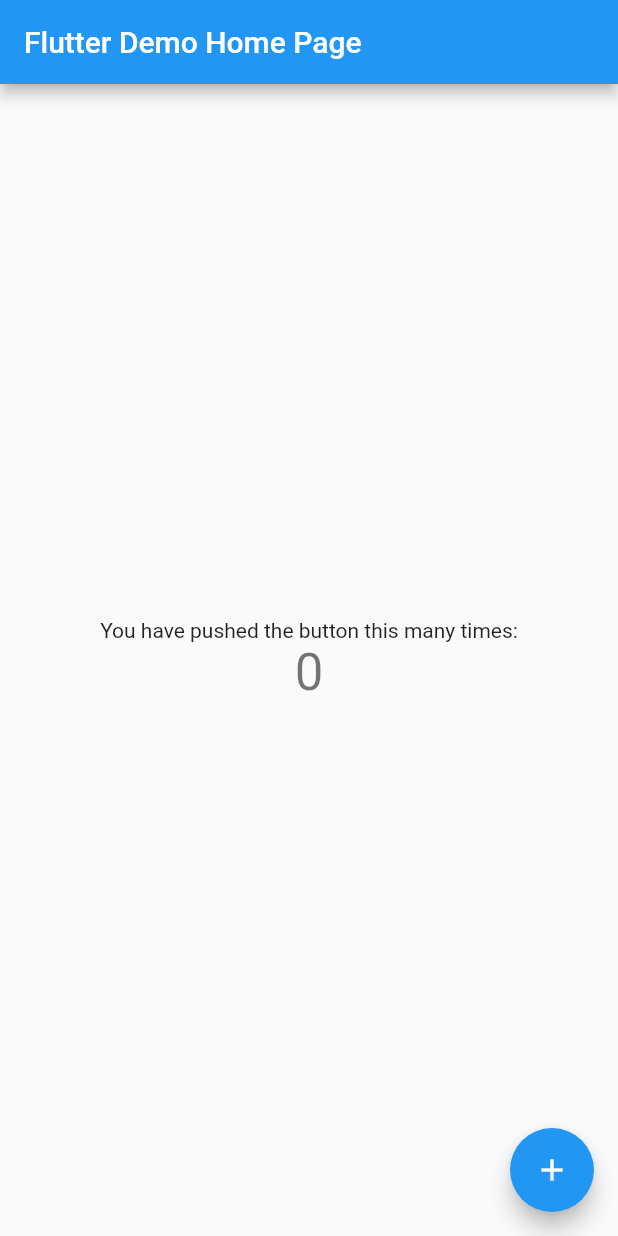
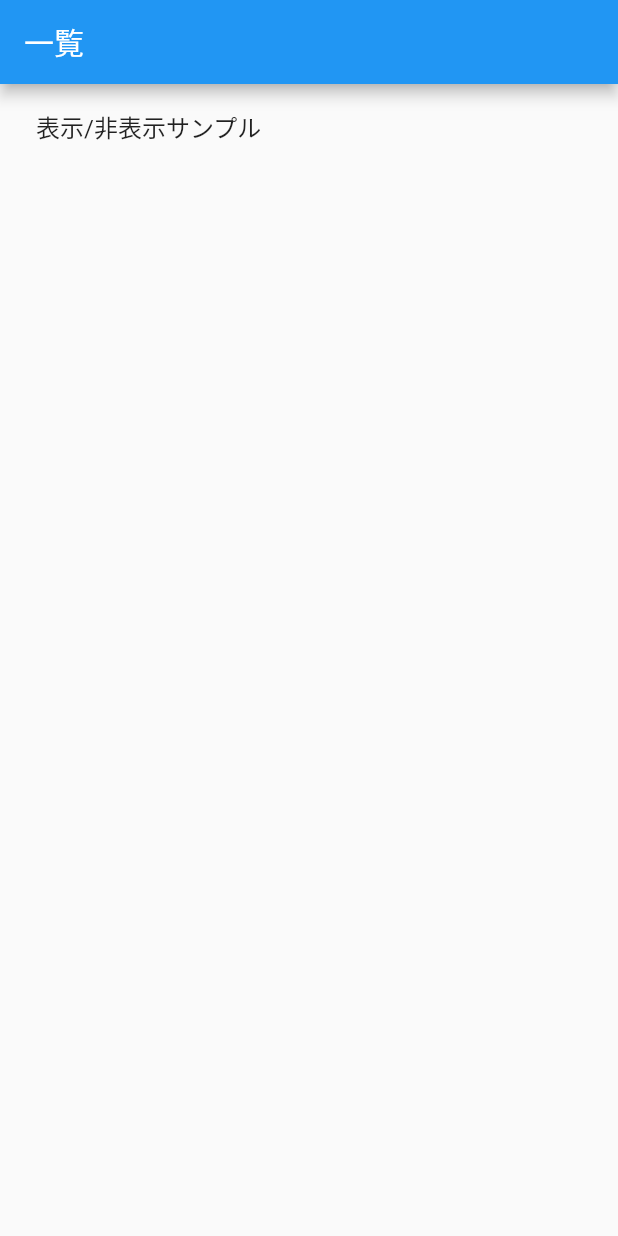
Before and after one commit to kentomiya89/sample_show_and_hide, a Flutter app: the screen it shows after launch, on a phone screen of 412 x 824 dp. Run offline on Flutter 3.47's test engine with Material 2 defaults, Android fonts, the phone set to English and light mode, and no system bars.

```diff
--- a/lib/main.dart
+++ b/lib/main.dart
@@ -1,117 +1,47 @@
 import 'package:flutter/material.dart';
+import 'package:sample_show_and_hide/show_and_hide_sample/show_and_hide_sample.dart';
 
 void main() {
   runApp(MyApp());
 }
 
 class MyApp extends StatelessWidget {
-  // This widget is the root of your application.
   @override
   Widget build(BuildContext context) {
     return MaterialApp(
       title: 'Flutter Demo',
       theme: ThemeData(
-        // This is the theme of your application.
-        //
-        // Try running your application with "flutter run". You'll see the
-        // application has a blue toolbar. Then, without quitting the app, try
-        // changing the primarySwatch below to Colors.green and then invoke
-        // "hot reload" (press "r" in the console where you ran "flutter run",
-        // or simply save your changes to "hot reload" in a Flutter IDE).
-        // Notice that the counter didn't reset back to zero; the application
-        // is not restarted.
         primarySwatch: Colors.blue,
-        // This makes the visual density adapt to the platform that you run
-        // the app on. For desktop platforms, the controls will be smaller and
-        // closer together (more dense) than on mobile platforms.
-        visualDensity: VisualDensity.adaptivePlatformDensity,
       ),
-      home: MyHomePage(title: 'Flutter Demo Home Page'),
+      home: MyHomePage(),
     );
   }
 }
 
-class MyHomePage extends StatefulWidget {
-  const MyHomePage({Key? key, required this.title}) : super(key: key);
-
-  // This widget is the home page of your application. It is stateful, meaning
-  // that it has a State object (defined below) that contains fields that affect
-  // how it looks.
-
-  // This class is the configuration for the state. It holds the values (in this
-  // case the title) provided by the parent (in this case the App widget) and
-  // used by the build method of the State. Fields in a Widget subclass are
-  // always marked "final".
-
-  final String title;
-
-  @override
-  _MyHomePageState createState() => _MyHomePageState();
-}
-
-class _MyHomePageState extends State<MyHomePage> {
-  int _counter = 0;
-
-  void _incrementCounter() {
-    setState(() {
-      // This call to setState tells the Flutter framework that something has
-      // changed in this State, which causes it to rerun the build method below
-      // so that the display can reflect the updated values. If we changed
-      // _counter without calling setState(), then the build method would not be
-      // called again, and so nothing would appear to happen.
-      _counter++;
-    });
-  }
+class MyHomePage extends StatelessWidget {
+  const MyHomePage({Key? key});
 
   @override
   Widget build(BuildContext context) {
-    // This method is rerun every time setState is called, for instance as done
-    // by the _incrementCounter method above.
-    //
-    // The Flutter framework has been optimized to make rerunning build methods
-    // fast, so that you can just rebuild anything that needs updating rather
-    // than having to individually change instances of widgets.
     return Scaffold(
       appBar: AppBar(
-        // Here we take the value from the MyHomePage object that was created by
-        // the App.build method, and use it to set our appbar title.
-        title: Text(widget.title),
+        title: Text('一覧'),
       ),
-      body: Center(
-        // Center is a layout widget. It takes a single child and positions it
-        // in the middle of the parent.
-        child: Column(
-          // Column is also a layout widget. It takes a list of children and
-          // arranges them vertically. By default, it sizes itself to fit its
-          // children horizontally, and tries to be as tall as its parent.
-          //
-          // Invoke "debug painting" (press "p" in the console, choose the
-          // "Toggle Debug Paint" action from the Flutter Inspector in Android
-          // Studio, or the "Toggle Debug Paint" command in Visual Studio Code)
-          // to see the wireframe for each widget.
-          //
-          // Column has various properties to control how it sizes itself and
-          // how it positions its children. Here we use mainAxisAlignment to
-          // center the children vertically; the main axis here is the vertical
-          // axis because Columns are vertical (the cross axis would be
-          // horizontal).
-          mainAxisAlignment: MainAxisAlignment.center,
-          children: <Widget>[
-            Text(
-              'You have pushed the button this many times:',
+      body: ListView(
+        children: [
+          ListTile(
+            title: Padding(
+              padding: const EdgeInsets.all(8.0),
+              child: Text('表示/非表示サンプル'),
             ),
-            Text(
-              '$_counter',
-              style: Theme.of(context).textTheme.headline4,
+            onTap: () => Navigator.of(context).push(
+              MaterialPageRoute(
+                builder: (context) => const ShowAndHideSampleScreen(),
+              ),
             ),
-          ],
-        ),
+          ),
+        ],
       ),
-      floatingActionButton: FloatingActionButton(
-        onPressed: _incrementCounter,
-        tooltip: 'Increment',
-        child: Icon(Icons.add),
-      ), // This trailing comma makes auto-formatting nicer for build methods.
     );
   }
 }
```
Also changed, not shown: lib/show_and_hide_sample/show_and_hide_sample.dart (added, +195 -0 lines), lib/show_and_hide_sample/square_view.dart (added, +23 -0 lines).
